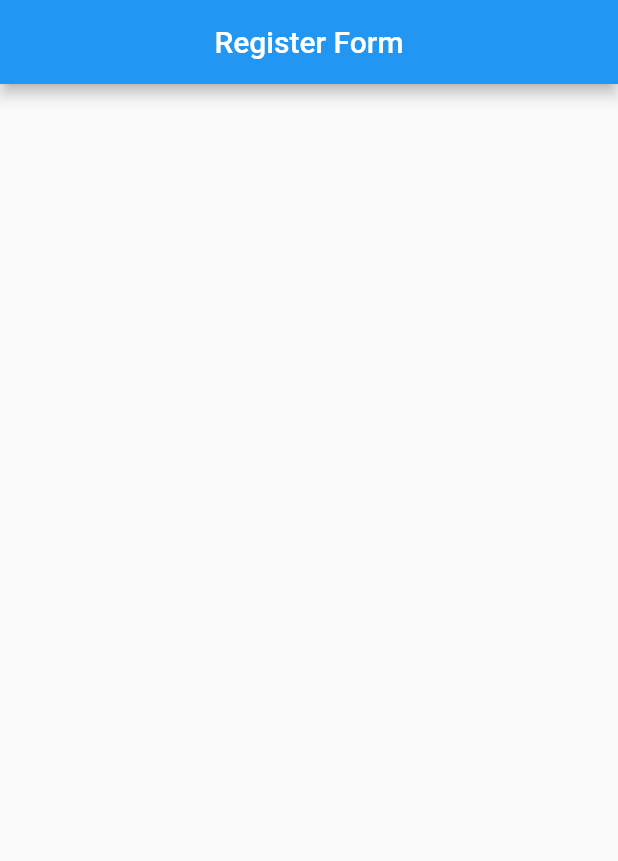
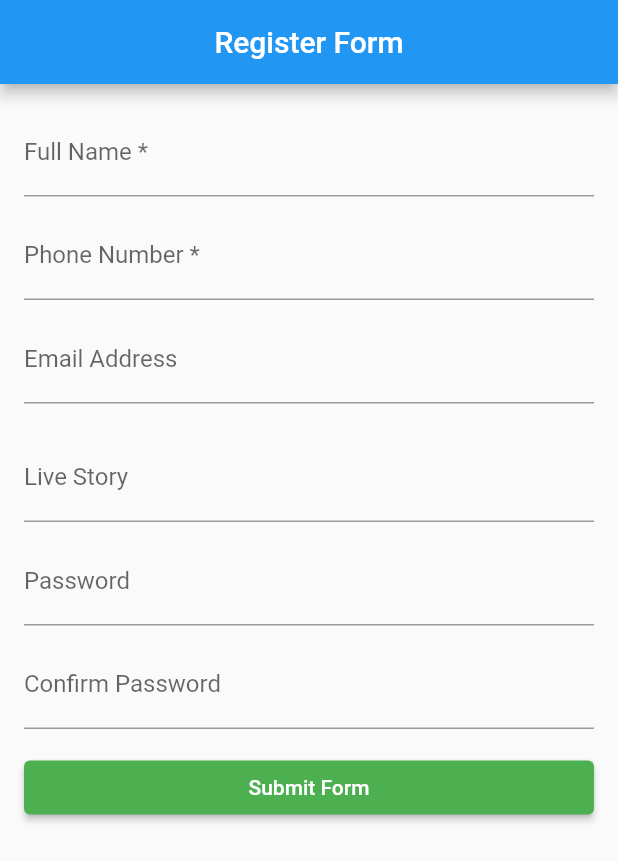
Before and after one commit to DokSna/a46_form_example, a Flutter app: the screen it shows after launch, on a phone screen of 412 x 824 dp. Shown: the top 861 px of the screen. Run offline on Flutter 3.47's test engine with Material 2 defaults, Android fonts, the phone set to English and light mode, and no system bars.

Commit message:
47. TextField и TextFormField - complete

```diff
--- a/lib/pages/register_form_page.dart
+++ b/lib/pages/register_form_page.dart
@@ -1,3 +1,5 @@
+// ignore_for_file: prefer_const_constructors
+
 import 'package:flutter/material.dart';
 
 class RegisterFormPage extends StatefulWidget {
@@ -18,7 +20,43 @@ class _RegisterFormPageState extends State<RegisterFormPage> {
       body: Form(
         child: ListView(
           padding: const EdgeInsets.all(16.0),
-          children: [],
+          children: [
+            TextField(
+              decoration: InputDecoration(labelText: 'Full Name *'),
+            ),
+            SizedBox(height: 10),
+            TextFormField(
+              decoration: InputDecoration(labelText: 'Phone Number *'),
+            ),
+            SizedBox(height: 10),
+            TextFormField(
+              decoration: InputDecoration(labelText: 'Email Address'),
+            ),
+            SizedBox(height: 20),
+            TextFormField(
+              decoration: InputDecoration(labelText: 'Live Story'),
+            ),
+            SizedBox(height: 10),
+            TextFormField(
+              decoration: InputDecoration(labelText: 'Password'),
+            ),
+            SizedBox(height: 10),
+            TextFormField(
+              decoration: InputDecoration(labelText: 'Confirm Password'),
+            ),
+            SizedBox(height: 15),
+            ElevatedButton(
+              onPressed: () {},
+              child: Text(
+                'Submit Form',
+                style: TextStyle(color: Colors.white),
+              ),
+              // style: style,
+              style: ButtonStyle(
+                backgroundColor: MaterialStateProperty.all(Colors.green),
+              ),
+            ),
+          ],
         ),
       ),
     );
```
